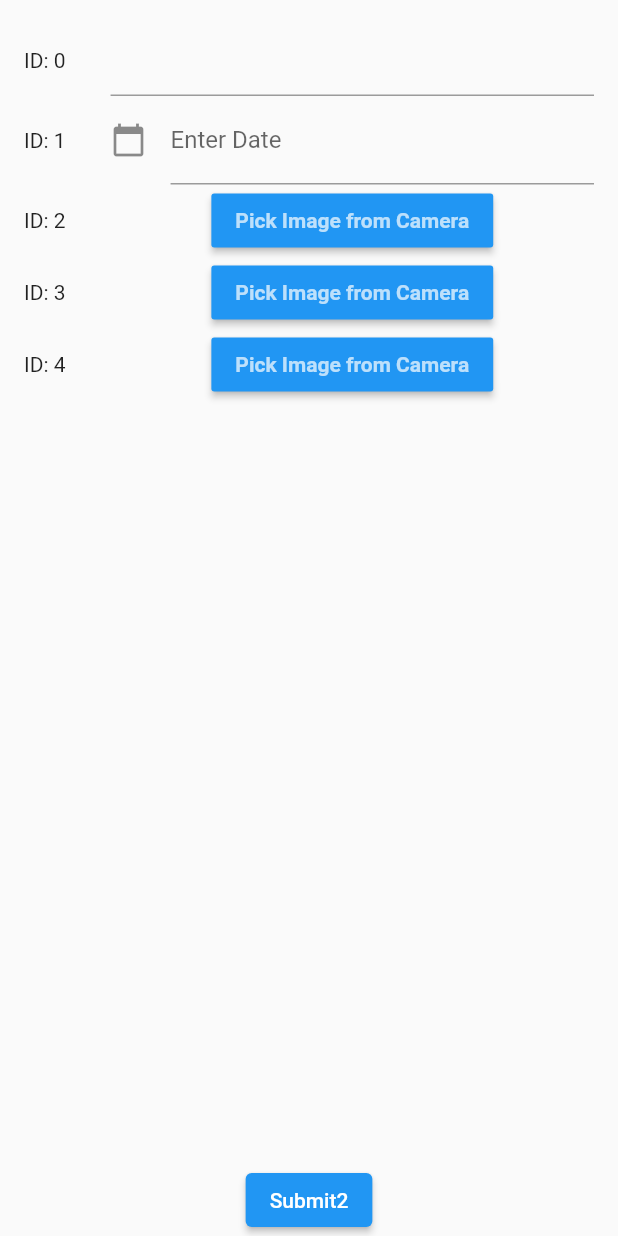
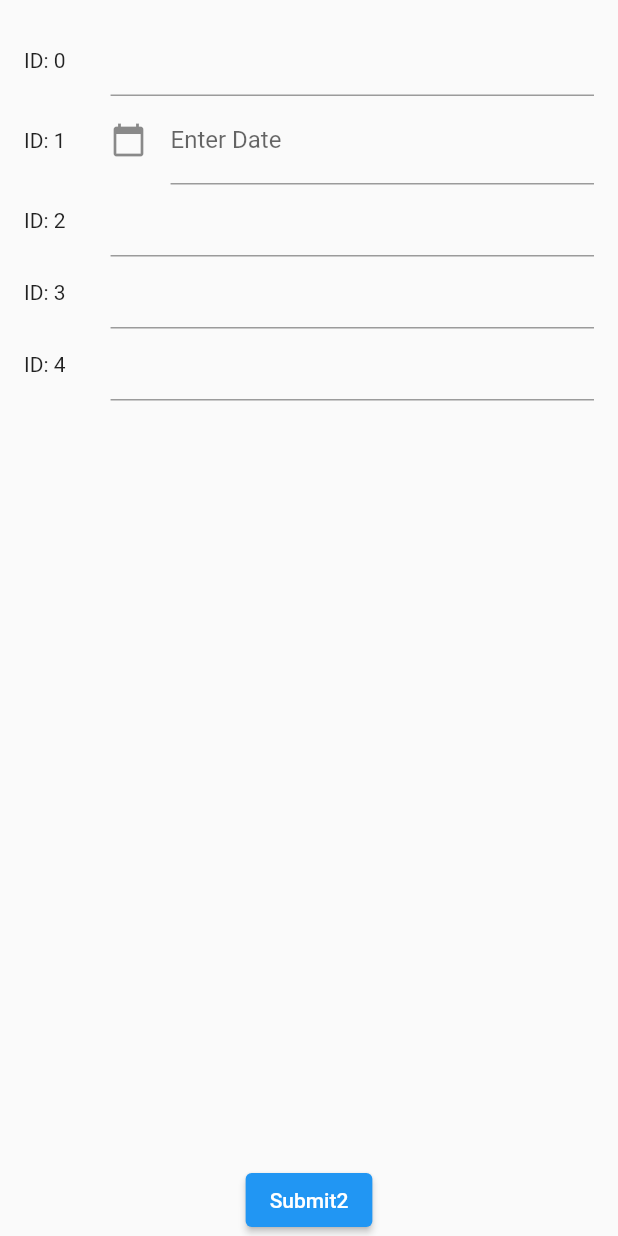
Before and after one commit to jssteux/form_test, a Flutter app: the MyCustomForm screen opened directly, on a phone screen of 412 x 824 dp. Run offline on Flutter 3.47's test engine with Material 2 defaults, Android fonts, the phone set to English and light mode, and no system bars; missing offline and left inert: vs_scrollbar.

Commit message:
workflow #1

```diff
--- a/lib/form.dart
+++ b/lib/form.dart
@@ -1,7 +1,7 @@
 import 'package:flutter/material.dart';
 import 'package:vs_scrollbar/vs_scrollbar.dart';
 
-import 'image_widget.dart';
+
 
 // Define a custom Form widget.
 class MyCustomForm extends StatefulWidget {
@@ -58,7 +58,7 @@ class MyCustomFormState extends State<MyCustomForm> {
 
           });
     } else {
-      return const ImageWidget();
+      return const TextField();
     }
   }
 
--- a/lib/image_widget.dart
+++ /dev/null
@@ -1,85 +0,0 @@
-
-
-import 'dart:io';
-
-import 'package:flutter/material.dart';
-import 'package:flutter/services.dart';
-
-import 'package:image_picker/image_picker.dart';
-
-// Define a custom Form widget.
-class ImageWidget extends StatefulWidget {
-
-  const ImageWidget({super.key});
-
-  @override
-  ImageWidgetState createState() {
-    return ImageWidgetState();
-  }
-}
-
-// Define a corresponding State class.
-// This class holds data related to the form.
-class ImageWidgetState extends State<ImageWidget> {
-  // Create a global key that uniquely identifies the Form widget
-  // and allows validation of the form.
-  //
-  // Note: This is a `GlobalKey<FormState>`,
-  // not a GlobalKey<MyCustomFormState>.
-  final _formKey = GlobalKey<ImageWidgetState>();
-
-  File? image;
-  Future pickImage() async {
-    try {
-      final image = await ImagePicker().pickImage(source: ImageSource.gallery);
-      if(image == null) return;
-      final imageTemp = File(image.path);
-      setState(() => this.image = imageTemp);
-    } on PlatformException catch(e) {
-      e;//print('Failed to pick image: $e');
-    }
-  }
-
-
-
-
-  Widget _build() {
-       Column c = Column(
-          children: [
-            MaterialButton(
-                color: Colors.blue,
-                child: const Text(
-                    "Pick Image from Camera",
-                    style: TextStyle(
-                        color: Colors.white70, fontWeight: FontWeight.bold
-                    )
-                ),
-
-                onPressed: () {pickImage();
-                }
-            ),
-
-          ]);
-
-      if( image != null) {
-        c.children.add(Image.file(File(image!.path)));
-      }
-      return c;
-   }
-
-
-
-
-  @override
-  Widget build(BuildContext context) {
-    // Build a Form widget using the _formKey created above.
-    return Form(
-      key: _formKey,
-      child: Column(
-        children: [
-          _build()
-        ],
-      ),
-    );
-  }
-}
--- a/pubspec.yaml
+++ b/pubspec.yaml
@@ -35,8 +35,6 @@ dependencies:
   # The following adds the Cupertino Icons font to your application.
   # Use with the CupertinoIcons class for iOS style icons.
   cupertino_icons: ^1.0.2
-  image_picker: ^0.8.5+2
-  image_picker_ios: ^0.8.5+2
   vs_scrollbar: ^0.2.1
 
 dev_dependencies:
```
